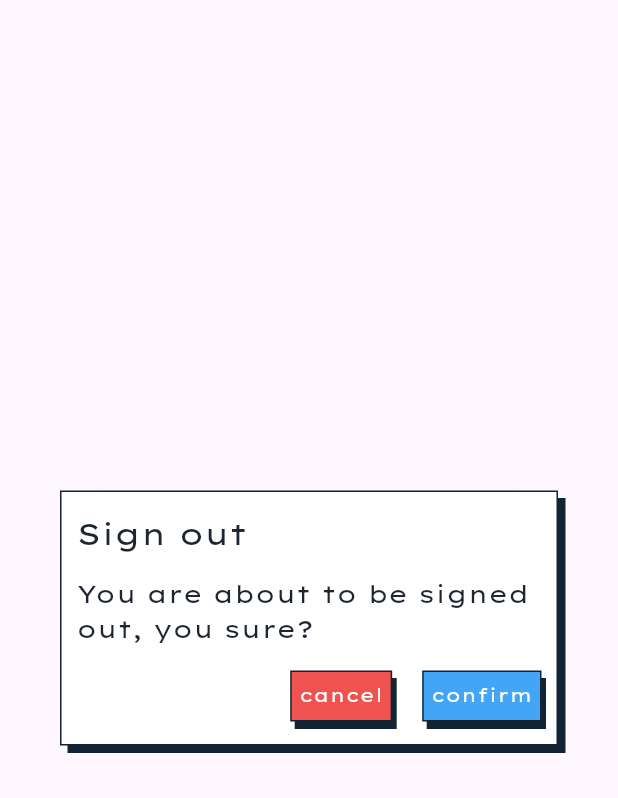
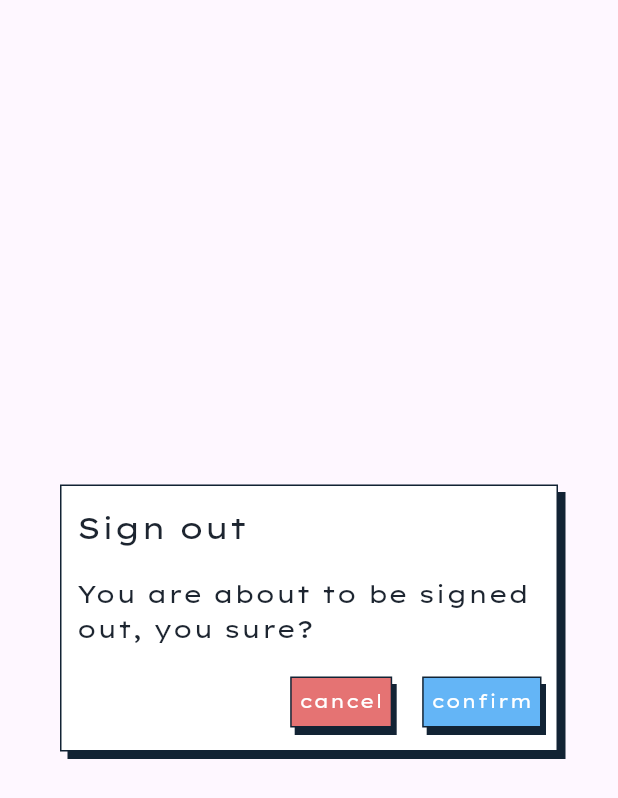
Before and after one commit to agungfir98/oraboros-flutter, a Flutter app: the CustomDialogWidget widget shown alone on an empty page, opened directly, on a phone screen of 412 x 824 dp. Shown: the top 798 px of the screen. Run offline on Flutter 3.47's test engine with Material 3 defaults, Android fonts, the phone set to English and light mode, and no system bars; our stand-ins replace google_sign_in, supabase_flutter; missing offline and left inert: dart:ffi; accounts and stored records are empty.

Commit message:
fix: fix signout dialog

```diff
--- a/lib/components/custom_dialog.dart
+++ b/lib/components/custom_dialog.dart
@@ -23,9 +23,6 @@ class CustomDialogWidget extends StatelessWidget {
             BoxShadow(color: Color(0xff122334), offset: Offset(5, 5)),
           ],
         ),
-        child: Flexible(
-          flex: 1,
-          fit: FlexFit.tight,
         child: Padding(
           padding: const EdgeInsets.symmetric(horizontal: 10, vertical: 15),
           child: Column(
@@ -36,9 +33,9 @@ class CustomDialogWidget extends StatelessWidget {
                 title,
                 style: Theme.of(context).textTheme.headlineMedium,
               ),
-                const SizedBox(height: 16),
+              const SizedBox(height: 20),
               content,
-                const SizedBox(height: 16),
+              const SizedBox(height: 20),
               Row(
                 mainAxisAlignment: MainAxisAlignment.end,
                 children: [
@@ -48,7 +45,7 @@ class CustomDialogWidget extends StatelessWidget {
                     },
                     child: Container(
                       decoration: BoxDecoration(
-                            color: Colors.red[400],
+                          color: Colors.red[300],
                           border: Border.all(
                             color: const Color(0xff122334),
                             width: 1,
@@ -77,7 +74,7 @@ class CustomDialogWidget extends StatelessWidget {
                     onTap: onOk,
                     child: Container(
                       decoration: BoxDecoration(
-                            color: Colors.blue[400],
+                          color: Colors.blue[300],
                           border: Border.all(
                             color: const Color(0xff122334),
                             width: 1,
@@ -107,7 +104,6 @@ class CustomDialogWidget extends StatelessWidget {
           ),
         ),
       ),
-      ),
     );
   }
 }
--- a/pubspec.yaml
+++ b/pubspec.yaml
@@ -1,7 +1,7 @@
 name: oraboros
 description: "A new Flutter project."
 publish_to: "none"
-version: 0.2.0
+version: 0.3.0
 
 environment:
   sdk: ">=3.3.2 <4.0.0"
```
Lines whose indentation alone changed are shown as unchanged.
